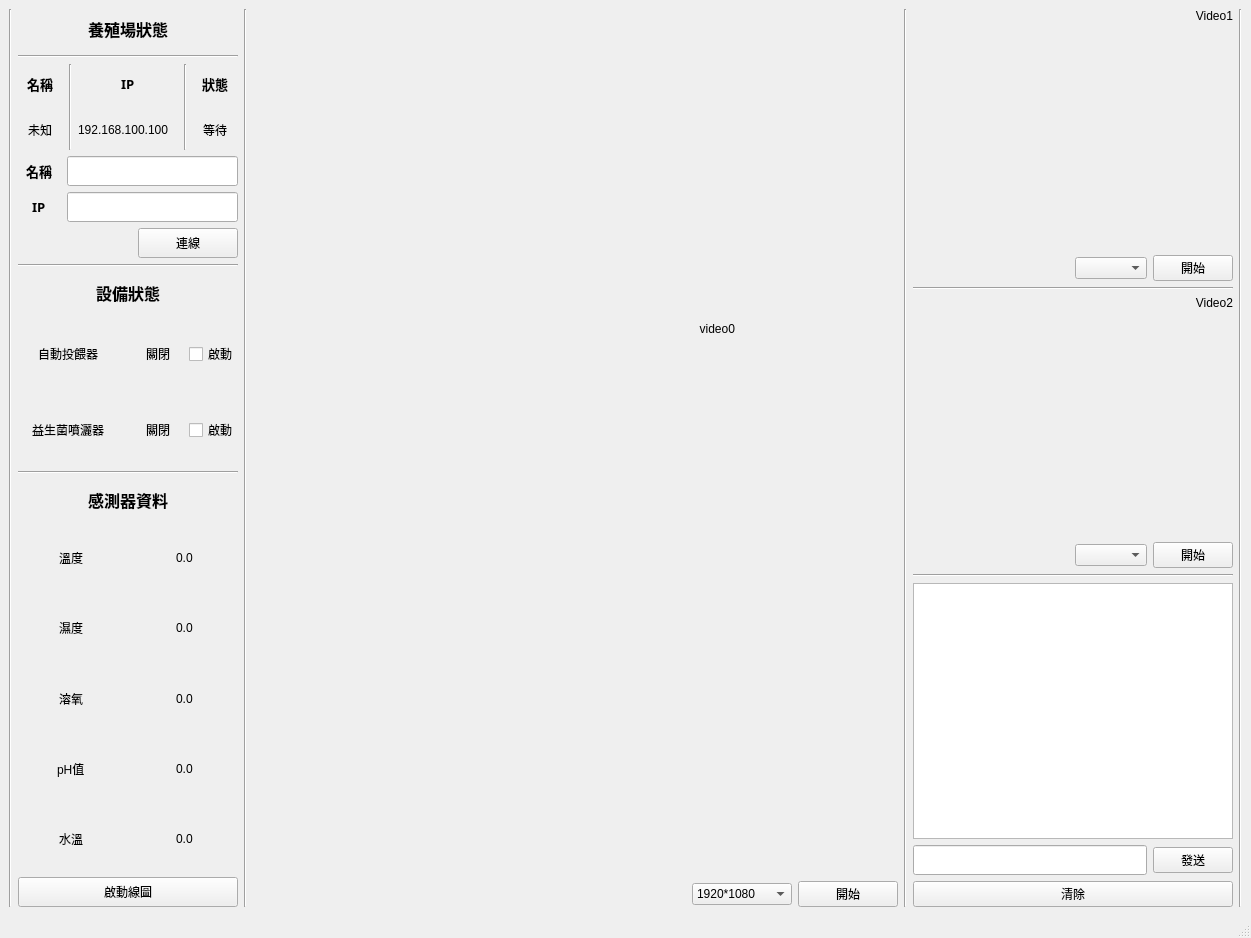
First picture: the form in ui/ref/AquaPlayerUI.ui, repository TWKuoNW/AquaPilot2, before the edit.
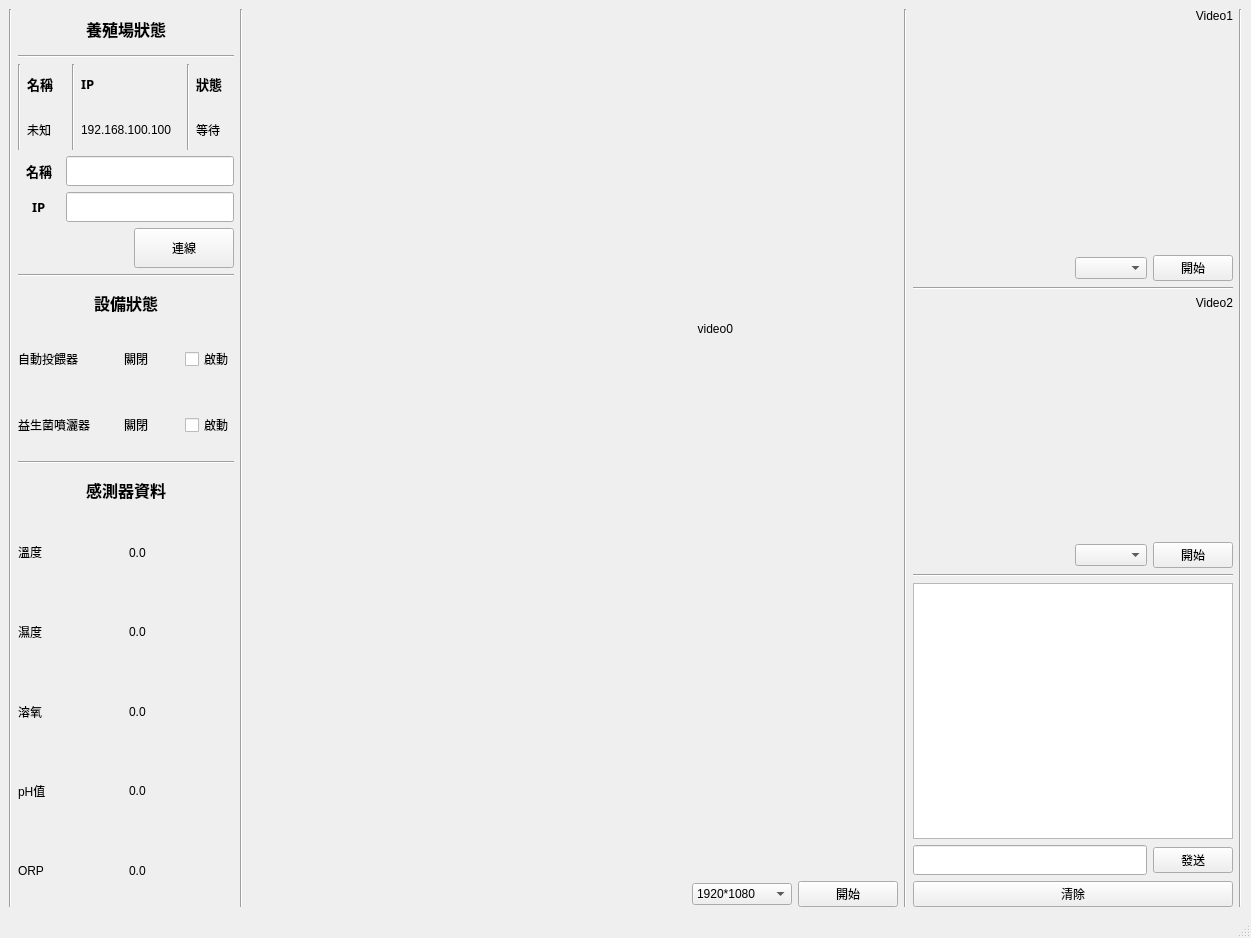
Second picture: the form after the edit.

```diff
--- a/ui/ref/AquaPlayerUI.ui
+++ b/ui/ref/AquaPlayerUI.ui
@@ -81,9 +81,16 @@
         </item>
         <item>
          <layout class="QHBoxLayout" name="horizontalLayout_16">
+          <item>
+           <widget class="Line" name="line_4">
+            <property name="orientation">
+             <enum>Qt::Vertical</enum>
+            </property>
+           </widget>
+          </item>
           <item>
            <layout class="QVBoxLayout" name="verticalLayout_3">
-            <item alignment="Qt::AlignHCenter">
+            <item>
              <widget class="QLabel" name="labNameTitle">
               <property name="sizePolicy">
                <sizepolicy hsizetype="Preferred" vsizetype="Preferred">
@@ -116,7 +123,7 @@
               </property>
              </widget>
             </item>
-            <item alignment="Qt::AlignHCenter">
+            <item>
              <widget class="QLabel" name="labName">
               <property name="sizePolicy">
                <sizepolicy hsizetype="Preferred" vsizetype="Preferred">
@@ -152,7 +159,7 @@
           </item>
           <item>
            <layout class="QVBoxLayout" name="verticalLayout_2">
-            <item alignment="Qt::AlignHCenter">
+            <item>
              <widget class="QLabel" name="labIPTitle">
               <property name="sizePolicy">
                <sizepolicy hsizetype="Preferred" vsizetype="Preferred">
@@ -185,7 +192,7 @@
               </property>
              </widget>
             </item>
-            <item alignment="Qt::AlignHCenter">
+            <item>
              <widget class="QLabel" name="labIP">
               <property name="sizePolicy">
                <sizepolicy hsizetype="Preferred" vsizetype="Preferred">
@@ -227,7 +234,7 @@
           </item>
           <item>
            <layout class="QVBoxLayout" name="verticalLayout_4">
-            <item alignment="Qt::AlignHCenter">
+            <item>
              <widget class="QLabel" name="labStatusTitle">
               <property name="sizePolicy">
                <sizepolicy hsizetype="Preferred" vsizetype="Preferred">
@@ -260,7 +267,7 @@
               </property>
              </widget>
             </item>
-            <item alignment="Qt::AlignHCenter">
+            <item>
              <widget class="QLabel" name="labStatus">
               <property name="sizePolicy">
                <sizepolicy hsizetype="Preferred" vsizetype="Preferred">
@@ -290,7 +297,7 @@
          </layout>
         </item>
         <item>
-         <layout class="QHBoxLayout" name="horizontalLayout_14" stretch="1,4">
+         <layout class="QHBoxLayout" name="horizontalLayout_14">
           <item alignment="Qt::AlignHCenter">
            <widget class="QLabel" name="labNameKeyinTitle">
             <property name="sizePolicy">
@@ -307,7 +314,7 @@
             </property>
             <property name="maximumSize">
              <size>
-              <width>40</width>
+              <width>16777215</width>
               <height>40</height>
              </size>
             </property>
@@ -338,18 +345,12 @@
               <height>30</height>
              </size>
             </property>
-            <property name="maximumSize">
-             <size>
-              <width>16777215</width>
-              <height>30</height>
-             </size>
-            </property>
            </widget>
           </item>
          </layout>
         </item>
         <item>
-         <layout class="QHBoxLayout" name="horizontalLayout" stretch="1,4">
+         <layout class="QHBoxLayout" name="horizontalLayout">
           <item alignment="Qt::AlignHCenter">
            <widget class="QLabel" name="labIPKeyinTitle">
             <property name="sizePolicy">
@@ -366,7 +367,7 @@
             </property>
             <property name="maximumSize">
              <size>
-              <width>40</width>
+              <width>16777215</width>
               <height>40</height>
              </size>
             </property>
@@ -397,12 +398,6 @@
               <height>30</height>
              </size>
             </property>
-            <property name="maximumSize">
-             <size>
-              <width>16777215</width>
-              <height>30</height>
-             </size>
-            </property>
            </widget>
           </item>
          </layout>
@@ -432,8 +427,8 @@
             </property>
             <property name="maximumSize">
              <size>
-              <width>100</width>
-              <height>30</height>
+              <width>16777215</width>
+              <height>40</height>
              </size>
             </property>
             <property name="text">
@@ -447,18 +442,6 @@
       </item>
       <item>
        <widget class="Line" name="line_3">
-        <property name="minimumSize">
-         <size>
-          <width>220</width>
-          <height>0</height>
-         </size>
-        </property>
-        <property name="maximumSize">
-         <size>
-          <width>16777215</width>
-          <height>16777215</height>
-         </size>
-        </property>
         <property name="orientation">
          <enum>Qt::Horizontal</enum>
         </property>
@@ -498,8 +481,8 @@
          </layout>
         </item>
         <item>
-         <layout class="QHBoxLayout" name="horizontalLayout_9" stretch="2,0,1,1,1">
-          <item alignment="Qt::AlignHCenter|Qt::AlignVCenter">
+         <layout class="QHBoxLayout" name="horizontalLayout_9" stretch="2,2,1">
+          <item>
            <widget class="QLabel" name="labDev1">
             <property name="sizePolicy">
              <sizepolicy hsizetype="Preferred" vsizetype="Preferred">
@@ -510,33 +493,14 @@
             <property name="minimumSize">
              <size>
               <width>100</width>
-              <height>70</height>
+              <height>60</height>
              </size>
             </property>
-            <property name="layoutDirection">
-             <enum>Qt::LeftToRight</enum>
-            </property>
             <property name="text">
              <string>自動投餵器</string>
             </property>
-            <property name="alignment">
-             <set>Qt::AlignCenter</set>
-            </property>
            </widget>
           </item>
-          <item>
-           <spacer name="horizontalSpacer_9">
-            <property name="orientation">
-             <enum>Qt::Horizontal</enum>
-            </property>
-            <property name="sizeHint" stdset="0">
-             <size>
-              <width>40</width>
-              <height>20</height>
-             </size>
-            </property>
-           </spacer>
-          </item>
           <item>
            <widget class="QLabel" name="labDev1Status">
             <property name="sizePolicy">
@@ -547,31 +511,15 @@
             </property>
             <property name="minimumSize">
              <size>
-              <width>50</width>
+              <width>40</width>
               <height>0</height>
              </size>
             </property>
             <property name="text">
              <string>關閉</string>
             </property>
-            <property name="alignment">
-             <set>Qt::AlignCenter</set>
-            </property>
            </widget>
           </item>
-          <item>
-           <spacer name="horizontalSpacer_7">
-            <property name="orientation">
-             <enum>Qt::Horizontal</enum>
-            </property>
-            <property name="sizeHint" stdset="0">
-             <size>
-              <width>10</width>
-              <height>20</height>
-             </size>
-            </property>
-           </spacer>
-          </item>
           <item>
            <widget class="QCheckBox" name="cbAutoFeeder">
             <property name="text">
@@ -582,8 +530,8 @@
          </layout>
         </item>
         <item>
-         <layout class="QHBoxLayout" name="horizontalLayout_8" stretch="2,0,1,1,1">
-          <item alignment="Qt::AlignHCenter|Qt::AlignVCenter">
+         <layout class="QHBoxLayout" name="horizontalLayout_8" stretch="2,2,1">
+          <item>
            <widget class="QLabel" name="labDev2">
             <property name="sizePolicy">
              <sizepolicy hsizetype="Preferred" vsizetype="Preferred">
@@ -594,30 +542,14 @@
             <property name="minimumSize">
              <size>
               <width>100</width>
-              <height>70</height>
+              <height>60</height>
              </size>
             </property>
             <property name="text">
              <string>益生菌噴灑器</string>
             </property>
-            <property name="alignment">
-             <set>Qt::AlignCenter</set>
-            </property>
            </widget>
           </item>
-          <item>
-           <spacer name="horizontalSpacer_10">
-            <property name="orientation">
-             <enum>Qt::Horizontal</enum>
-            </property>
-            <property name="sizeHint" stdset="0">
-             <size>
-              <width>40</width>
-              <height>20</height>
-             </size>
-            </property>
-           </spacer>
-          </item>
           <item>
            <widget class="QLabel" name="labDev2Status">
             <property name="sizePolicy">
@@ -628,7 +560,7 @@
             </property>
             <property name="minimumSize">
              <size>
-              <width>50</width>
+              <width>40</width>
               <height>0</height>
              </size>
             </property>
@@ -638,24 +570,8 @@
             <property name="text">
              <string>關閉</string>
             </property>
-            <property name="alignment">
-             <set>Qt::AlignCenter</set>
-            </property>
            </widget>
           </item>
-          <item>
-           <spacer name="horizontalSpacer_8">
-            <property name="orientation">
-             <enum>Qt::Horizontal</enum>
-            </property>
-            <property name="sizeHint" stdset="0">
-             <size>
-              <width>10</width>
-              <height>20</height>
-             </size>
-            </property>
-           </spacer>
-          </item>
           <item>
            <widget class="QCheckBox" name="cbProbioticSprayer">
             <property name="text">
@@ -711,7 +627,7 @@
         </item>
         <item>
          <layout class="QHBoxLayout" name="tempLayout" stretch="1,1">
-          <item alignment="Qt::AlignHCenter|Qt::AlignVCenter">
+          <item alignment="Qt::AlignVCenter">
            <widget class="QLabel" name="labTemp">
             <property name="sizePolicy">
              <sizepolicy hsizetype="Preferred" vsizetype="Preferred">
@@ -725,31 +641,12 @@
               <height>60</height>
              </size>
             </property>
-            <property name="font">
-             <font>
-              <weight>50</weight>
-              <italic>false</italic>
-              <bold>false</bold>
-              <strikeout>false</strikeout>
-              <stylestrategy>PreferDefault</stylestrategy>
-              <kerning>true</kerning>
-             </font>
-            </property>
-            <property name="cursor">
-             <cursorShape>ArrowCursor</cursorShape>
-            </property>
-            <property name="mouseTracking">
-             <bool>false</bool>
-            </property>
-            <property name="tabletTracking">
-             <bool>true</bool>
-            </property>
             <property name="text">
              <string>溫度</string>
             </property>
            </widget>
           </item>
-          <item alignment="Qt::AlignHCenter">
+          <item>
            <widget class="QLabel" name="labTempValue">
             <property name="sizePolicy">
              <sizepolicy hsizetype="Preferred" vsizetype="Preferred">
@@ -766,7 +663,7 @@
         </item>
         <item>
          <layout class="QHBoxLayout" name="humLayout" stretch="1,1">
-          <item alignment="Qt::AlignHCenter">
+          <item>
            <widget class="QLabel" name="labHum">
             <property name="sizePolicy">
              <sizepolicy hsizetype="Preferred" vsizetype="Preferred">
@@ -785,7 +682,7 @@
             </property>
            </widget>
           </item>
-          <item alignment="Qt::AlignHCenter">
+          <item>
            <widget class="QLabel" name="labHumValue">
             <property name="sizePolicy">
              <sizepolicy hsizetype="Preferred" vsizetype="Preferred">
@@ -802,7 +699,7 @@
         </item>
         <item>
          <layout class="QHBoxLayout" name="DOLayout" stretch="1,1">
-          <item alignment="Qt::AlignHCenter">
+          <item>
            <widget class="QLabel" name="labDO">
             <property name="sizePolicy">
              <sizepolicy hsizetype="Preferred" vsizetype="Preferred">
@@ -821,7 +718,7 @@
             </property>
            </widget>
           </item>
-          <item alignment="Qt::AlignHCenter">
+          <item>
            <widget class="QLabel" name="labDOValue">
             <property name="sizePolicy">
              <sizepolicy hsizetype="Preferred" vsizetype="Preferred">
@@ -838,7 +735,7 @@
         </item>
         <item>
          <layout class="QHBoxLayout" name="pHLayout" stretch="1,1">
-          <item alignment="Qt::AlignHCenter">
+          <item>
            <widget class="QLabel" name="labPH">
             <property name="sizePolicy">
              <sizepolicy hsizetype="Preferred" vsizetype="Preferred">
@@ -857,7 +754,7 @@
             </property>
            </widget>
           </item>
-          <item alignment="Qt::AlignHCenter">
+          <item>
            <widget class="QLabel" name="labPHValue">
             <property name="sizePolicy">
              <sizepolicy hsizetype="Preferred" vsizetype="Preferred">
@@ -873,59 +770,36 @@
          </layout>
         </item>
         <item>
-         <layout class="QHBoxLayout" name="ORPLayout" stretch="0,1">
-          <item alignment="Qt::AlignHCenter">
-           <widget class="QLabel" name="labORP">
-            <property name="sizePolicy">
-             <sizepolicy hsizetype="Preferred" vsizetype="Preferred">
-              <horstretch>1</horstretch>
-              <verstretch>0</verstretch>
-             </sizepolicy>
-            </property>
-            <property name="minimumSize">
-             <size>
-              <width>0</width>
-              <height>60</height>
-             </size>
-            </property>
-            <property name="text">
-             <string>水溫</string>
-            </property>
-           </widget>
-          </item>
-          <item alignment="Qt::AlignHCenter">
+         <layout class="QHBoxLayout" name="ORPLayout" stretch="1,1">
+          <item>
            <widget class="QLabel" name="labORPValue">
             <property name="sizePolicy">
              <sizepolicy hsizetype="Preferred" vsizetype="Preferred">
-              <horstretch>3</horstretch>
+              <horstretch>1</horstretch>
               <verstretch>0</verstretch>
              </sizepolicy>
             </property>
+            <property name="minimumSize">
+             <size>
+              <width>0</width>
+              <height>60</height>
+             </size>
+            </property>
             <property name="text">
-             <string>0.0</string>
+             <string>ORP</string>
             </property>
            </widget>
           </item>
-         </layout>
-        </item>
-        <item>
-         <layout class="QHBoxLayout" name="horizontalLayout_data_plot" stretch="3">
           <item>
-           <widget class="QPushButton" name="btnStrPlot">
-            <property name="minimumSize">
-             <size>
-              <width>100</width>
-              <height>30</height>
-             </size>
-            </property>
-            <property name="maximumSize">
-             <size>
-              <width>10000</width>
-              <height>30</height>
-             </size>
+           <widget class="QLabel" name="labORP">
+            <property name="sizePolicy">
+             <sizepolicy hsizetype="Preferred" vsizetype="Preferred">
+              <horstretch>3</horstretch>
+              <verstretch>0</verstretch>
+             </sizepolicy>
             </property>
             <property name="text">
-             <string>啟動線圖</string>
+             <string>0.0</string>
             </property>
            </widget>
           </item>
@@ -1073,7 +947,7 @@
          </spacer>
         </item>
         <item>
-         <widget class="QComboBox" name="cbxQuality_2"/>
+         <widget class="QComboBox" name="comboBox"/>
         </item>
         <item>
          <widget class="QPushButton" name="btnStrVideo1">
@@ -1092,7 +966,7 @@
        </widget>
       </item>
       <item alignment="Qt::AlignTop">
-       <widget class="QLabel" name="labVideo2">
+       <widget class="QLabel" name="label">
         <property name="minimumSize">
          <size>
           <width>320</width>
@@ -1129,10 +1003,10 @@
          </spacer>
         </item>
         <item>
-         <widget class="QComboBox" name="cbxQuality_3"/>
+         <widget class="QComboBox" name="comboBox_2"/>
         </item>
         <item>
-         <widget class="QPushButton" name="btnStrVideo2">
+         <widget class="QPushButton" name="pushButton_2">
           <property name="text">
            <string>開始</string>
           </property>
```
